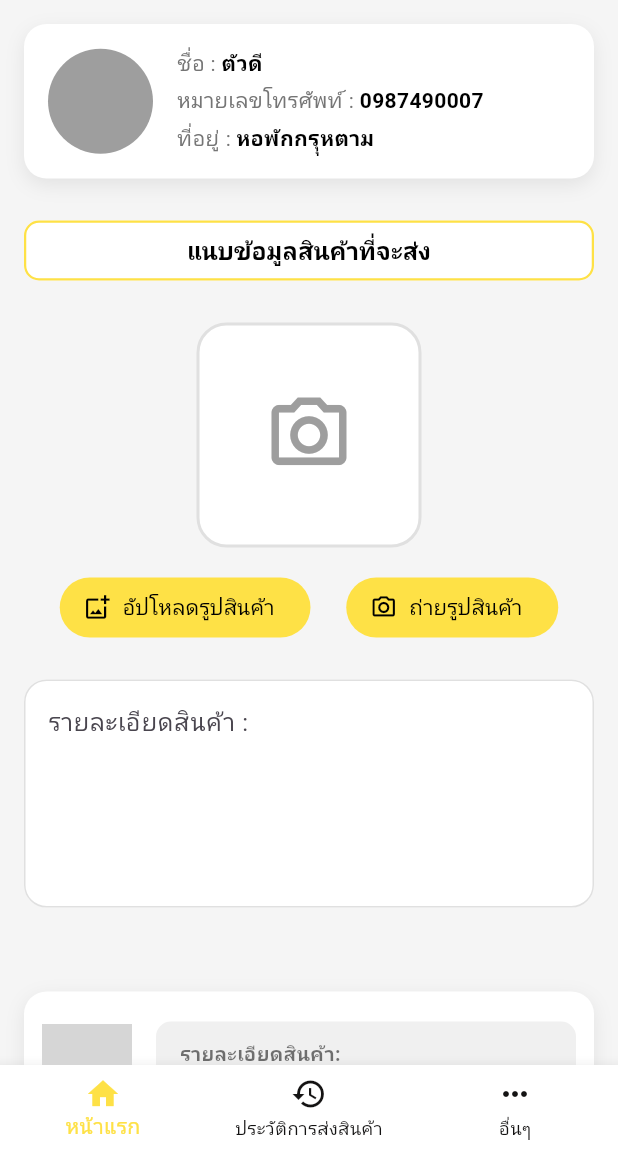
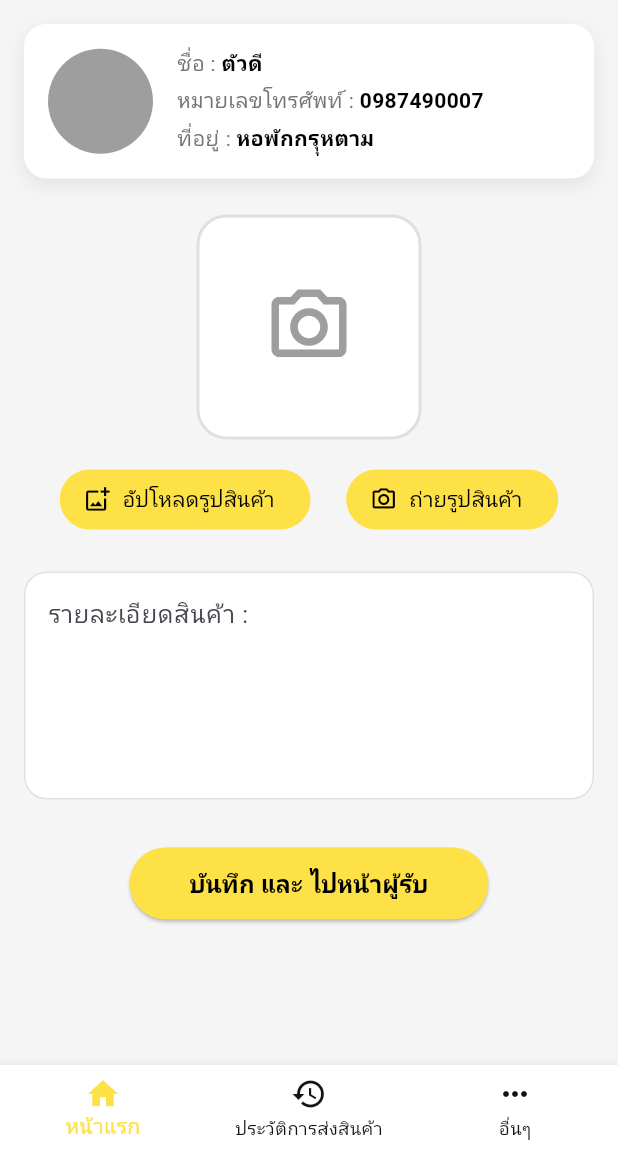
Before and after one commit to thitima250847/Delivery2, a Flutter app: the SendItemPage screen opened directly, on a phone screen of 412 x 824 dp, the part 84-1236 px from its top. Run offline on Flutter 3.47's test engine with Material 3 defaults, Android fonts, the phone set to English and light mode, and no system bars; our stand-ins replace cloud_firestore, cloud_functions, firebase_auth, firebase_core, flutter_map, geocoding and 3 more; accounts and stored records are empty; grey boxes are pictures that could not be loaded.

Commit message:
เพิ่ม

```diff
--- a/lib/main.dart
+++ b/lib/main.dart
@@ -19,7 +19,7 @@ class MyApp extends StatelessWidget {
         colorScheme: ColorScheme.fromSeed(seedColor: Colors.deepPurple),
         useMaterial3: true,
       ),
-      home: const LoginPage(), // กำหนด RegisterUser เป็นหน้าแรก
+      home: const LoginPage(), // กำหนด RegisterUser เป็นหน้าแรกนย
       debugShowCheckedModeBanner: false, // สามารถลบแบนเนอร์ debug ได้
     );
   }
--- a/lib/user/senditem.dart
+++ b/lib/user/senditem.dart
@@ -1,32 +1,267 @@
+import 'dart:typed_data';
 import 'package:delivery/user/history.dart';
 import 'package:delivery/user/home_user.dart';
 import 'package:delivery/user/more.dart';
 import 'package:delivery/user/receive.dart';
 import 'package:flutter/material.dart';
+import 'package:image_picker/image_picker.dart';
+import 'package:http/http.dart' as http;
+import 'dart:convert';
+import 'package:cloud_functions/cloud_functions.dart';
+import 'package:http_parser/http_parser.dart';
+// import 'package:delivery/config/config_Img.dart'; // ไม่จำเป็นต้องใช้ import นี้แล้ว
 
-class SendItemPage extends StatelessWidget {
+// *** FIX: ใช้ Class Config ที่กำหนด URL ของ Render แล้ว ***
+class Config {
+  // URL ของ Custom Server ที่รันอยู่บน Render
+  static const String baseUrl = 'https://node-storage-192w.onrender.com';
+}
+
+class SendItemPage extends StatefulWidget {
   const SendItemPage({super.key});
 
   @override
+  State<SendItemPage> createState() => _SendItemPageState();
+}
+
+class _SendItemPageState extends State<SendItemPage> {
+  static const Color primaryColor = Color(0xFFFEE146);
+  static const Color greenColor = Colors.green;
+  final ImagePicker _picker = ImagePicker();
+
+  // สถานะสำหรับเก็บข้อมูลสินค้าที่จะส่ง (แค่ 1 รายการ)
+  Uint8List? _currentImageBytes;
+  String? _currentImageExtension;
+  final TextEditingController _descriptionController = TextEditingController();
+
+  // สถานะ UI
+  bool _isSaving = false;
+
+  // ------------------------------------------------------------------
+  // --- Utility & Image Picker Logic ---
+  // ------------------------------------------------------------------
+
+  // FIX: เพิ่ม Named Parameter isSuccess เพื่อกำหนดสี SnackBar
+  void _showSnack(String message, {bool isSuccess = false}) {
+    if (!mounted) return;
+    ScaffoldMessenger.of(context).showSnackBar(
+      SnackBar(
+        content: Text(message),
+        backgroundColor: isSuccess ? Colors.green : Colors.red,
+      ),
+    );
+  }
+
+  Future<void> _pickImage(ImageSource source) async {
+    if (_isSaving) return;
+    try {
+      final xFile = await _picker.pickImage(
+          source: source, imageQuality: 75);
+      if (xFile == null) return;
+
+      final fileExtension = xFile.path.split('.').last.toLowerCase();
+      if (fileExtension != 'jpg' && fileExtension != 'jpeg' && fileExtension != 'png') {
+        _showSnack('ไม่รองรับไฟล์ประเภทนี้ (รองรับเฉพาะ jpg, jpeg, png)');
+        return;
+  	  }
+
+      final bytes = await xFile.readAsBytes();
+      if (!mounted) return;
+  	  setState(() {
+        _currentImageBytes = bytes;
+        _currentImageExtension = fileExtension;
+  	  });
+  	} catch (e) {
+    	_showSnack('เลือกรูปไม่สำเร็จ: $e');
+  	}
+  }
+
+  // --- Custom Server Uploader Logic ---
+  Future<String?> _uploadImageToCustomServer(
+    String packageId,
+    Uint8List imageBytes,
+    String fileExtension,
+  ) async {
+  	// URL ถูกกำหนดค่าเป็น URL ของ Render แล้ว
+  	final uri = Uri.parse('${Config.baseUrl}/upload');
+  	final request = http.MultipartRequest('POST', uri);
+
+  	final contentType = fileExtension == 'png' ? 'png' : 'jpeg';
+  	final filename = '$packageId\_${DateTime.now().millisecondsSinceEpoch}.$fileExtension';
+
+  	final file = http.MultipartFile.fromBytes(
+      'file',
+      imageBytes,
+      filename: filename,
+      contentType: MediaType('image', contentType),
+  	);
+
+  	request.files.add(file);
+
+  	try {
+    		final streamedResponse = await request.send();
+  			final response = await http.Response.fromStream(streamedResponse);
+
+  		if (response.statusCode == 200 || response.statusCode == 201) {
+  			final responseData = json.decode(response.body);
+  			final receivedFilename = responseData['filename'] ?? filename;
+
+  			final imageUrl = '${Config.baseUrl}/upload/$receivedFilename';
+  			return imageUrl;
+
+  		} else {
+  			// แสดง Error Code ของ Server (เช่น 404, 500)
+  			_showSnack('อัปโหลดรูปไม่สำเร็จ: Server error ${response.statusCode}');
+  			return null;
+  		}
+  	} catch (e) {
+  			// แสดง Network Error (เช่น Connection refused)
+  	  	_showSnack('อัปโหลดรูปไม่สำเร็จ (Network Error): $e');
+  			return null;
+  	}
+  }
+
+  // ------------------------------------------------------------------
+  // --- Core Save Logic ---
+  // ------------------------------------------------------------------
+
+  Future<void> _saveAllData() async {
+  	final description = _descriptionController.text.trim();
+
+  	if (_currentImageBytes == null || description.isEmpty) {
+  		_showSnack('กรุณาเลือกรูปภาพและระบุรายละเอียดสินค้าให้ครบถ้วน');
+  		return;
+  	}
+
+  	setState(() {
+  		_isSaving = true;
+  	});
+
+  	final packageId = 'pkg_${DateTime.now().millisecondsSinceEpoch}';
+  	String? imageUrl;
+
+  	// 2. อัปโหลดรูปภาพไปยัง Custom Server
+  	imageUrl = await _uploadImageToCustomServer(
+        packageId, _currentImageBytes!, _currentImageExtension!);
+
+  	if (imageUrl == null) {
+  		setState(() { _isSaving = false; });
+  		return;
+  	}
+
+  	// 3. เตรียม Payload
+  	final List<Map<String, String>> itemsPayload = [{
+        'description': description,
+        'proof_image_url': imageUrl,
+  	}];
+
+  	// ข้อมูล Address (Mock-up)
+  	final Map<String, dynamic> mockSenderAddress = {
+        'address_text': 'หอพักกรุุหตาม',
+        'latitude': 16.4884,
+        'longitude': 102.8336,
+  	};
+  	final Map<String, dynamic> mockReceiverAddress = {
+        'address_text': 'จุดรับสินค้าปลายทาง',
+        'latitude': 16.5000,
+        'longitude': 102.8500,
+  	};
+
+  	// 4. เรียกใช้ Cloud Function: createPackage
+  	try {
+  		final HttpsCallable callable = FirebaseFunctions.instance.httpsCallable('createPackage');
+
+  		final result = await callable.call(<String, dynamic>{
+    			'senderAddress': mockSenderAddress,
+    			'receiverAddress': mockReceiverAddress,
+    			'items': itemsPayload,
+  			'pkgDescription': description,
+  		});
+
+  		final createdPackage = result.data['package'];
+  		_showSnack('สร้างรายการส่งสินค้า ${createdPackage['id']} สำเร็จ! กำลังไปยังหน้าผู้รับ', isSuccess: true);
+
+  		// 5. ไปยังหน้าถัดไป
+  		if (!mounted) return;
+  		Navigator.push(
+      			context,
+      			MaterialPageRoute(builder: (context) => const ReceivePage()),
+  		);
+
+  	} on FirebaseFunctionsException catch (e) {
+  		_showSnack('สร้างรายการส่งสินค้าไม่สำเร็จ (Cloud Function Error): ${e.message}');
+  	} catch (e) {
+  		_showSnack('เกิดข้อผิดพลาดที่ไม่คาดคิดในการบันทึก: $e');
+  	} finally {
+  		if (mounted) {
+  			setState(() {
+  				_isSaving = false;
+  				_currentImageBytes = null;
+  				_currentImageExtension = null;
+  				_descriptionController.clear();
+  			});
+  		}
+  	}
+  }
+
+  // --- ฟังก์ชันสำหรับสร้างปุ่ม อัปโหลด/ถ่ายรูป (Updated) ---
+  Widget _buildImageActionButton({
+  	required String label,
+  	required IconData icon,
+  	required Color color,
+  	required VoidCallback onPressed,
+  }) {
+  	return ElevatedButton.icon(
+  		onPressed: onPressed,
+  		icon: Icon(icon, color: Colors.black),
+  		label: Text(label, style: const TextStyle(color: Colors.black)),
+  		style: ElevatedButton.styleFrom(
+  			backgroundColor: color,
+  			shape: RoundedRectangleBorder(borderRadius: BorderRadius.circular(30)),
+  			elevation: 0,
+  		),
+  	);
+  }
+
+  // --- ฟังก์ชันใหม่: สร้างปุ่มบันทึก (Updated for Firebase Logic) ---
+  Widget _buildSaveButton(BuildContext context) {
+  	return ElevatedButton(
+  		onPressed: _isSaving ? null : _saveAllData,
+  		style: ElevatedButton.styleFrom(
+  			backgroundColor: primaryColor,
+  			shape: RoundedRectangleBorder(borderRadius: BorderRadius.circular(30)),
+  			padding: const EdgeInsets.symmetric(horizontal: 40, vertical: 12),
+  		),
+  		child: _isSaving
+  			? const SizedBox(
+  					width: 20,
+  					height: 20,
+  					child: CircularProgressIndicator(color: Colors.black, strokeWidth: 3)
+  				)
+  			: const Text(
+  					'บันทึก และ ไปหน้าผู้รับ',
+  					style: TextStyle(
+  						fontSize: 16,
+  						fontWeight: FontWeight.bold,
+  						color: Colors.black,
+  					),
+  				),
+  	);
+  }
+
+  // --- UI Structure (เหมือนเดิม) ---
+  @override
   Widget build(BuildContext context) {
   	const Color primaryColor = Color(0xFFFEE146);
-    const Color greenColor =
-        Colors.green; // <-- ย้ายสีเขียวมาไว้ตรงนี้เพื่อให้ใช้ซ้ำได้
 
   	return Scaffold(
-      backgroundColor: const Color(0xFFF5F5F5), // สีพื้นหลังเทาอ่อน
+    		backgroundColor: const Color(0xFFF5F5F5),
     		appBar: AppBar(
-        // ... (ส่วน AppBar เหมือนเดิม) ...
     			backgroundColor: primaryColor,
     			elevation: 0,
     			leading: IconButton(
     				icon: const Icon(Icons.arrow_back, color: Colors.black),
-          onPressed: () {
-            Navigator.push(
-              context,
-              MaterialPageRoute(builder: (context) => const DeliveryPage()),
-            );
-          },
+    				onPressed: () => Navigator.pop(context),
     			),
     			title: const Text(
     				'ส่งสินค้า',
@@ -46,52 +281,36 @@ class SendItemPage extends StatelessWidget {
   		body: SingleChildScrollView(
   			padding: const EdgeInsets.all(16.0),
   			child: Column(
-          crossAxisAlignment:
-              CrossAxisAlignment.center, // <-- จัดปุ่มบันทึกไปทางขวา
+  				crossAxisAlignment: CrossAxisAlignment.stretch,
   				children: [
-            // --- การ์ดข้อมูลผู้ใช้ ---
   					_buildUserInfoCard(),
   					const SizedBox(height: 24),
 
-            // --- ปุ่ม "แบบฟอร์มข้อมูลสินค้าที่จะส่ง" ---
-            OutlinedButton(
-              onPressed: () {},
-              style: OutlinedButton.styleFrom(
-                backgroundColor: Colors.white,
-                side: const BorderSide(color: primaryColor, width: 1.5),
-                shape: RoundedRectangleBorder(
-                  borderRadius: BorderRadius.circular(10),
-                ),
-                padding: const EdgeInsets.symmetric(vertical: 8),
-              ),
-              child: const Center(
-                child: Text(
-                  'แนบข้อมูลสินค้าที่จะส่ง',
-                  style: TextStyle(
-                    color: Colors.black,
-                    fontWeight: FontWeight.bold,
-                    fontSize: 16,
-                  ),
-                ),
-              ),
-            ),
-            const SizedBox(height: 24),
-
-            // --- พื้นที่อัปโหลดรูปภาพ ---
-            Container(
+  					Center(
+  						child: Container(
   							height: 150,
   							width: 150,
-              alignment:
-                  Alignment.center, // <-- จัดไอคอนกล้องไว้ตรงกลาง Container
+  							alignment: Alignment.center,
   							decoration: BoxDecoration(
   								color: Colors.white,
   								borderRadius: BorderRadius.circular(20),
   								border: Border.all(color: Colors.grey.shade300, width: 2),
   							),
-              child: const Icon(
+  							child: _currentImageBytes != null
+  								? ClipRRect(
+  										borderRadius: BorderRadius.circular(20),
+  										child: Image.memory(
+  											_currentImageBytes!,
+  											fit: BoxFit.cover,
+  											width: 150,
+  											height: 150,
+  										),
+  									)
+  								: const Icon(
   										Icons.camera_alt_outlined,
   										size: 60,
   										color: Colors.grey,
+  									),
   						),
   					),
   					const SizedBox(height: 16),
@@ -104,11 +323,13 @@ class SendItemPage extends StatelessWidget {
   								label: 'อัปโหลดรูปสินค้า',
   								icon: Icons.add_photo_alternate_outlined,
   								color: primaryColor,
+  								onPressed: () => _pickImage(ImageSource.gallery),
   							),
   							_buildImageActionButton(
   								label: 'ถ่ายรูปสินค้า',
   								icon: Icons.camera_alt_outlined,
   								color: primaryColor,
+  								onPressed: () => _pickImage(ImageSource.camera),
   							),
   						],
   					),
@@ -116,6 +337,7 @@ class SendItemPage extends StatelessWidget {
 
   					// --- TextField รายละเอียดสินค้า ---
   					TextField(
+  						controller: _descriptionController,
   						maxLines: 5,
   						decoration: InputDecoration(
   							hintText: 'รายละเอียดสินค้า :',
@@ -135,22 +357,22 @@ class SendItemPage extends StatelessWidget {
   							),
   						),
   					),
+  					const SizedBox(height: 32),
+
+  					// --- ปุ่ม "บันทึกข้อมูลทั้งหมด" ---
+  					Align(
+  						alignment: Alignment.center,
+  						child: _buildSaveButton(context),
+  					),
   					const SizedBox(height: 24),
-
-            // vvvv ส่วนที่เพิ่มเข้ามา vvvv
-            const SizedBox(height: 32), // <-- เพิ่มระยะห่างก่อนรายการสินค้า
-            _buildItemList(), // <-- เรียกใช้ฟังก์ชันสร้างรายการสินค้า
-            const SizedBox(height: 24), // <-- เพิ่มระยะห่างก่อนปุ่มบันทึก
-            _buildSaveButton(context), // <-- เรียกใช้ฟังก์ชันสร้างปุ่มบันทึก
-            // ^^^^ จบส่วนที่เพิ่ม ^^^^
   				],
   			),
   		),
+  		// --- Bottom Navigation Bar ---
   		bottomNavigationBar: _buildBottomNavigationBar(context),
   	);
   }
 
-  // --- ฟังก์ชันสำหรับสร้างการ์ดข้อมูลผู้ใช้ --- (เหมือนเดิม)
   Widget _buildUserInfoCard() {
   	return Container(
     		padding: const EdgeInsets.all(16),
@@ -170,7 +392,6 @@ class SendItemPage extends StatelessWidget {
     				const CircleAvatar(
     					radius: 35,
     					backgroundColor: Colors.grey,
-            // child: Image.asset('assets/your_profile_pic.png'),
     				),
     				const SizedBox(width: 16),
     				Expanded(
@@ -190,7 +411,6 @@ class SendItemPage extends StatelessWidget {
   	);
   }
 
-  // --- ฟังก์ชันย่อยสำหรับแสดงข้อมูลใน Card --- (เหมือนเดิม)
   Widget _buildInfoRow(String label, String value) {
   	return Text.rich(
     		TextSpan(
@@ -211,159 +431,16 @@ class SendItemPage extends StatelessWidget {
   	);
   }
 
-  // --- ฟังก์ชันสำหรับสร้างปุ่ม อัปโหลด/ถ่ายรูป --- (เหมือนเดิม)
-  Widget _buildImageActionButton({
-    required String label,
-    required IconData icon,
-    required Color color,
-  }) {
-    return ElevatedButton.icon(
-      onPressed: () {},
-      icon: Icon(icon, color: Colors.black),
-      label: Text(label, style: const TextStyle(color: Colors.black)),
-      style: ElevatedButton.styleFrom(
-        backgroundColor: color,
-        shape: RoundedRectangleBorder(borderRadius: BorderRadius.circular(30)),
-        elevation: 0,
-      ),
-    );
-  }
-
-  // vvvv ฟังก์ชันใหม่: สร้างส่วนรายการสินค้า vvvv
-  Widget _buildItemList() {
-    return Container(
-      padding: const EdgeInsets.all(12.0),
-      decoration: BoxDecoration(
-        color: Colors.white,
-        borderRadius: BorderRadius.circular(15),
-        boxShadow: [
-          BoxShadow(
-            color: Colors.black.withOpacity(0.08),
-            blurRadius: 10,
-            offset: const Offset(0, 4),
-          ),
-        ],
-      ),
-      child: Column(
-        children: [
-          _buildItemCard(
-            imageUrl: "https://i.imgur.com/kS9YnSg.png",
-            description: "เสื้อยืดแขนยาวสีดำ",
-          ),
-          const Divider(height: 16, thickness: 1),
-          _buildItemCard(
-            imageUrl: "https://i.imgur.com/3Z0NpyA.png",
-            description: "รองเท้า Nike",
-          ), // (ใช้รูป Placeholder)
-          const Divider(height: 16, thickness: 1),
-          _buildItemCard(
-            imageUrl: "https://i.imgur.com/kS9YnSg.png",
-            description: "เสื้อยืดแขนยาวสีดำ",
-          ),
-        ],
-      ),
-    );
-  }
-  // ^^^^ ^^^^
-
-  // vvvv ฟังก์ชันใหม่: สร้างการ์ด 1 รายการ vvvv
-  Widget _buildItemCard({
-    required String imageUrl,
-    required String description,
-  }) {
-    return Padding(
-      padding: const EdgeInsets.symmetric(vertical: 8.0),
-      child: Row(
-        children: [
-          ClipRRect(
-            borderRadius: BorderRadius.circular(8.0),
-            child: Image.network(
-              imageUrl,
-              width: 60,
-              height: 60,
-              fit: BoxFit.cover,
-            ),
-          ),
-          const SizedBox(width: 16),
-          Expanded(
-            child: Container(
-              padding: const EdgeInsets.symmetric(horizontal: 16, vertical: 12),
-              decoration: BoxDecoration(
-                color: const Color(0xFFF0F0F0), // สีพื้นหลังเทาอ่อนมากๆ
-                borderRadius: BorderRadius.circular(10),
-              ),
-              child: Column(
-                crossAxisAlignment: CrossAxisAlignment.start,
-                children: [
-                  const Text(
-                    "รายละเอียดสินค้า:",
-                    style: TextStyle(
-                      fontSize: 13,
-                      fontWeight: FontWeight.bold,
-                      color: Colors.black54,
-                    ),
-                  ),
-                  Text(
-                    description,
-                    style: const TextStyle(
-                      fontSize: 14,
-                      color: Colors.black87,
-                      fontWeight: FontWeight.w500,
-                    ),
-                    maxLines: 1,
-                    overflow: TextOverflow.ellipsis,
-                  ),
-                ],
-              ),
-            ),
-          ),
-        ],
-      ),
-    );
-  }
-  // ^^^^ ^^^^
-
-  // vvvv ฟังก์ชันใหม่: สร้างปุ่มบันทึก vvvv
-  Widget _buildSaveButton(BuildContext context) {
-    const Color greenColor = Colors.green; // <-- สีเขียวเดียวกับปุ่ม Add
-    return ElevatedButton(
-      onPressed: () {
-        Navigator.push(
-          context,
-          MaterialPageRoute(builder: (context) => const ReceivePage()),
-        );
-      },
-      style: ElevatedButton.styleFrom(
-        backgroundColor: greenColor,
-        shape: RoundedRectangleBorder(borderRadius: BorderRadius.circular(30)),
-        padding: const EdgeInsets.symmetric(horizontal: 40, vertical: 12),
-      ),
-      child: const Text(
-        'บันทึก',
-        style: TextStyle(
-          fontSize: 16,
-          fontWeight: FontWeight.bold,
-          color: Colors.white,
-        ),
-      ),
-    );
-  }
-  // ^^^^ ^^^^
-
-  // --- Bottom Navigation Bar --- (เหมือนเดิม)
   Widget _buildBottomNavigationBar(BuildContext context) {
+  	const Color primaryColor = Color(0xFFFEE146);
   	return BottomNavigationBar(
     		backgroundColor: Colors.white,
-      selectedItemColor: const Color(0xFFFEE146),
+    		selectedItemColor: primaryColor,
     		unselectedItemColor: const Color.fromARGB(255, 20, 19, 19),
+    		currentIndex: 0,
     		onTap: (index) {
     			switch (index) {
     				case 0:
-            // (ถ้าอยู่ที่หน้าแรกแล้ว ไม่ต้องทำอะไร หรือ Refresh)
-            // Navigator.pushReplacement(
-            //   context,
-            //   MaterialPageRoute(builder: (context) => const DeliveryPage()),
-            // );
     					break;
     				case 1:
     					Navigator.push(
@@ -389,4 +466,4 @@ class SendItemPage extends StatelessWidget {
   		],
   	);
   }
-} // <-- ปิดคลาส SendItemPage
+}
--- a/pubspec.yaml
+++ b/pubspec.yaml
@@ -38,7 +38,7 @@ dependencies:
   cloud_functions: ^6.0.2
   cloud_firestore: ^6.0.2
   firebase_auth: ^6.1.0
-  image_picker: ^1.2.0
+  image_picker: ^1.1.2
   firebase_storage: ^13.0.2
   flutter_map: ^6.1.0
   latlong2: ^0.9.1
```
Also changed, not shown: package-lock.json (added), 5 other files. Lines whose indentation alone changed are shown as unchanged.
